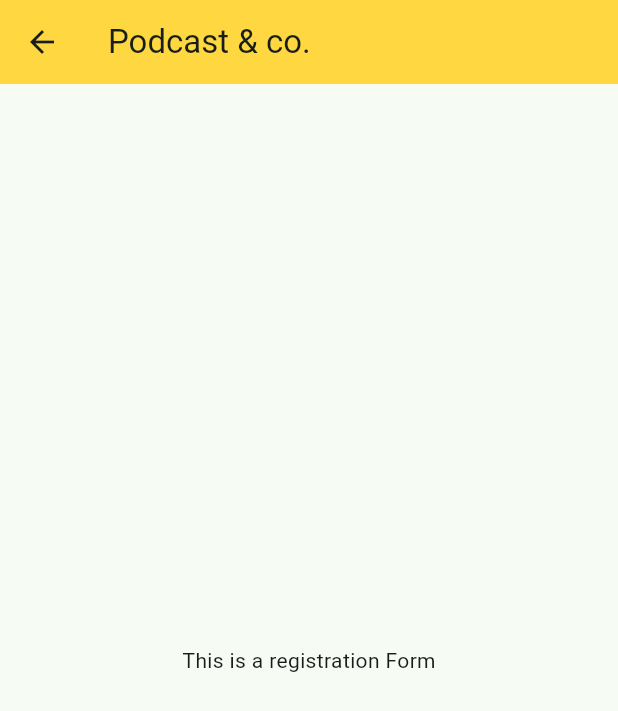
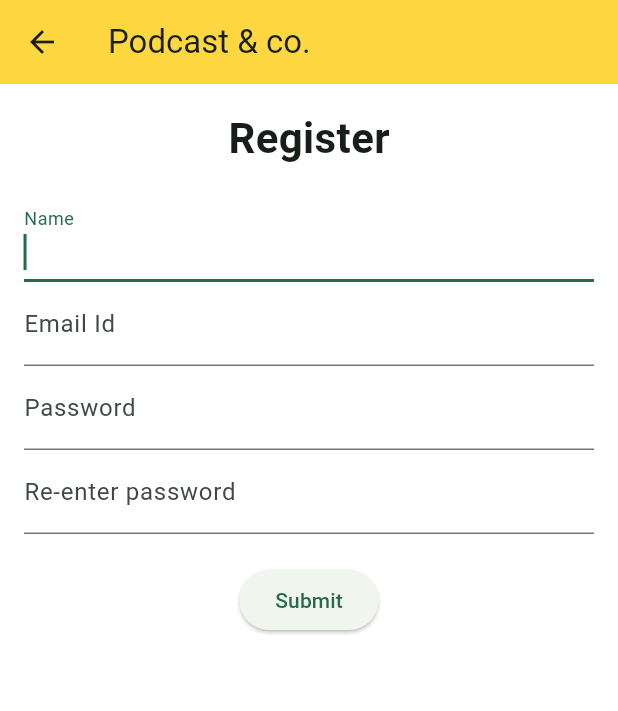
Before and after one commit to skarmakar531/Flutter_PodcastApp, a Flutter app: the Registerview screen opened by its route, on a phone screen of 412 x 824 dp. Shown: the top 711 px of the screen. Run offline on Flutter 3.47's test engine with Material 3 defaults, Android fonts, the phone set to English and light mode, and no system bars.

Commit message:
second commit: Added login and register forms

```diff
--- a/project_podcast1/lib/ui/registerview.dart
+++ b/project_podcast1/lib/ui/registerview.dart
@@ -1,19 +1,121 @@
 import 'package:flutter/material.dart';
 
-class Registerview extends StatelessWidget{
+class Registerview extends StatefulWidget{
   final String? title;
   const Registerview({Key?k, this.title}):super(key: k);
 
   @override
+  State<Registerview> createState() => _MyRegisterViewState();
+}
+
+class _MyRegisterViewState extends State<Registerview>{
+
+  final GlobalKey<FormState> _fkeyRegister = GlobalKey();
+
+  String? _name,_email,_password,_cpassword;
+
+  void _submitForm()
+  {
+    if(_fkeyRegister.currentState!.validate())
+    {
+      _fkeyRegister.currentState!.save();
+      _fkeyRegister.currentState!.reset();
+      print("$_name   $_email    $_password   $_cpassword");
+
+      Navigator.pop(context);
+    }
+  }
+
+  @override
   Widget build(BuildContext context){
     return Scaffold(
+      backgroundColor: Colors.white70,
       appBar: AppBar(
-        title: Text(title.toString()),
+        title: Text(widget.title.toString()),
         backgroundColor: Colors.amberAccent,
       ),
-      body: const Center(
-        child: Text("This is a registration Form"),
-      ),
+      body: Form(
+        key: _fkeyRegister,
+        child: Padding(
+          padding: const EdgeInsets.all(16.0),
+          child: Column(
+            children: [
+              const Center(
+                child: Text("Register", style: TextStyle(fontSize: 28,fontWeight: FontWeight.bold),),
+              ),
+
+              const SizedBox(height: 20.0,),
+
+              TextFormField(
+                autofocus: true,
+                decoration: const InputDecoration(labelText: "Name"),
+                validator: (value) {
+                  if (value!.isEmpty) {
+                    return 'Enter your name';
+                  }
+                  return null;
+                },
+                onSaved: (newValue) {
+                  _name = newValue;
+                },
+              ),
+
+              TextFormField(
+                autofocus: true,
+                decoration: const InputDecoration(labelText: "Email Id"),
+                validator: (value) {
+                  if (value!.isEmpty) {
+                    return 'Enter your Email id';
+                  }
+                  // else if(value.trim()!.compareTo(other))
+                  return null;
+                },
+                onSaved: (newValue) {
+                  _email = newValue;
+                },
+              ),
+
+              TextFormField(
+                autofocus: true,
+                decoration: const InputDecoration(labelText: "Password"),
+                obscureText: true,
+                autocorrect: false,
+                enableSuggestions: false,
+                validator: (value) {
+                  if (value!.isEmpty) {
+                    return 'Enter your password';
+                  }
+                  return null;
+                },
+                onSaved: (newValue) {
+                  _password = newValue;
+                },
+              ),
+
+              TextFormField(
+                autofocus: true,
+                decoration: const InputDecoration(labelText: "Re-enter password"),
+                obscureText: true,
+                autocorrect: false,
+                enableSuggestions: false,
+                validator: (value) {
+                  if (value!.isEmpty) {
+                    return 'Enter the password again';
+                  }
+                  return null;
+                },
+                onSaved: (newValue) {
+                  _cpassword = newValue;
+                },
+              ),
+
+              const SizedBox(height: 20.0,),
+
+              ElevatedButton(onPressed: _submitForm, child: const Text("Submit"))
+            ],
+          ),
+        ),
+      )
     );
   }
 }
--- a/project_podcast1/pubspec.yaml
+++ b/project_podcast1/pubspec.yaml
@@ -9,7 +9,7 @@ environment:
 dependencies:
   flutter:
     sdk: flutter
-  email_validator: '^3.0.0'
+  # email_validator: '^3.0.0'
 
 dev_dependencies:
   flutter_test:
```
Also changed, not shown: project_podcast1/lib/ui/loginview.dart (+6 -15 lines), project_podcast1/pubspec.lock.
